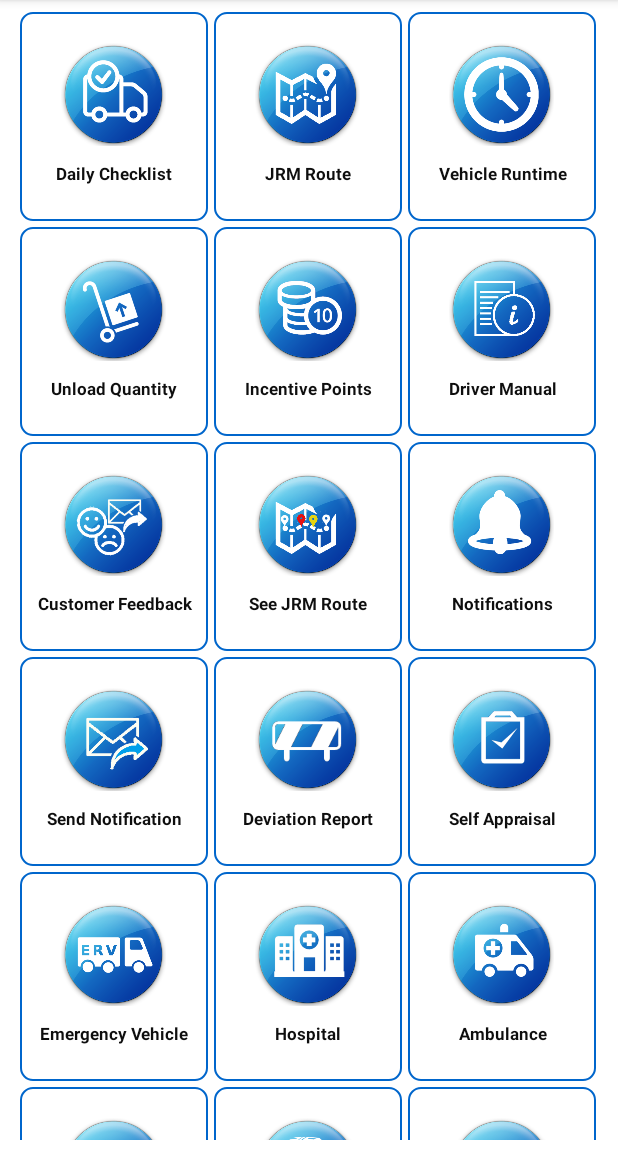
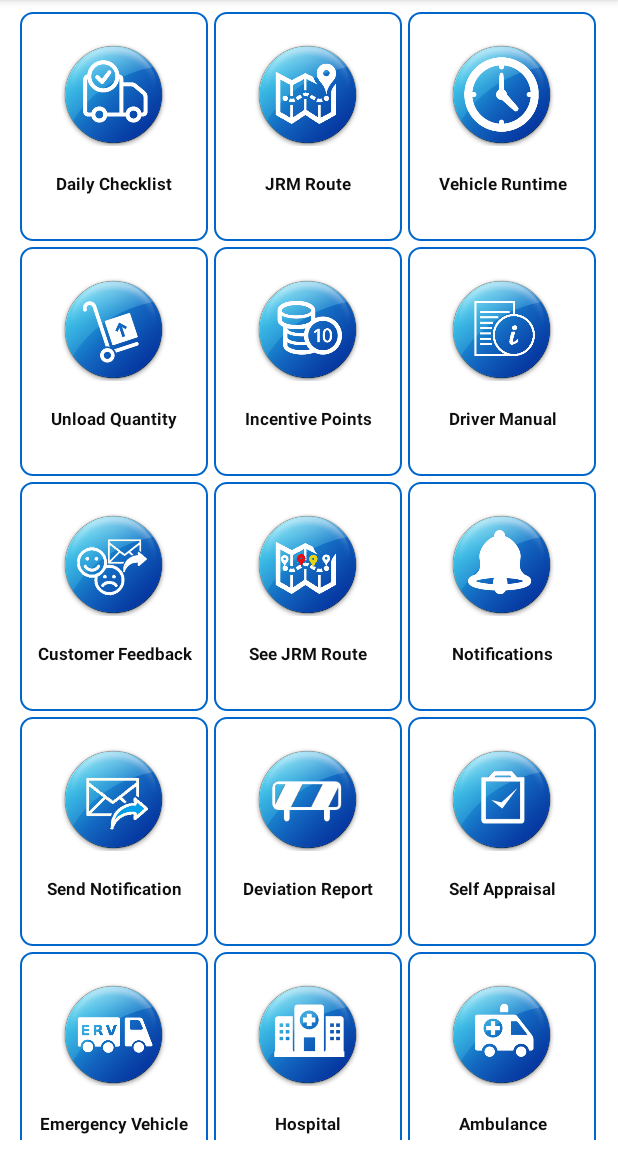
Before and after one commit to harshit-sensel/smart_driver, an Android app: the Gridmenu screen opened directly, with no data from a screen before it, on a phone screen of 412 x 824 dp, the part 84-1236 px from its top. Run offline under Robolectric (Android 15) with nearby library versions, the phone set to English and light mode, and no system bars; Roboto replaces fonts that are not available here.

Commit message:
fix: set uniform 2-line height for grid items to prevent card border overlap

```diff
--- a/app/src/main/res/layout/gridview_custom_layout.xml
+++ b/app/src/main/res/layout/gridview_custom_layout.xml
@@ -23,6 +23,7 @@
         android:layout_marginTop="10sp"
         android:layout_marginBottom="14sp"
         android:gravity="center"
+        android:lines="2"
         android:text="Grid View Item"
         android:textColor="#0e0e0e"
         android:textSize="11sp"
```
